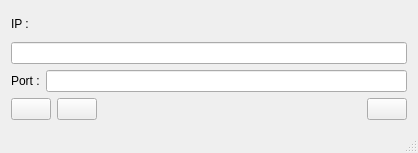
The window that FormFiles/MainForm.ui (arennuit/iisuoscbridge) describes before a commit, drawn with Qt 5.
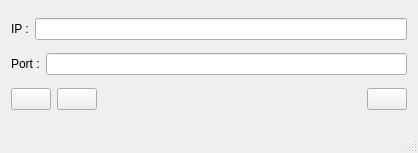
The same window after the commit. Icons and pictures are not drawn.

Commit message: Bug fix with layout with the ui.

```diff
--- a/FormFiles/MainForm.ui
+++ b/FormFiles/MainForm.ui
@@ -22,6 +22,8 @@
   <widget class="QWidget" name="centralWidget">
    <layout class="QVBoxLayout" name="verticalLayout">
     <item>
+     <layout class="QHBoxLayout" name="horizontalLayout_3">
+      <item>
      <widget class="QLabel" name="label">
       <property name="text">
        <string>IP :</string>
@@ -34,6 +36,8 @@
        <string/>
       </property>
      </widget>
+      </item>
+     </layout>
     </item>
     <item>
      <layout class="QHBoxLayout" name="horizontalLayout_2">
```
Lines whose indentation alone changed are shown as unchanged.
